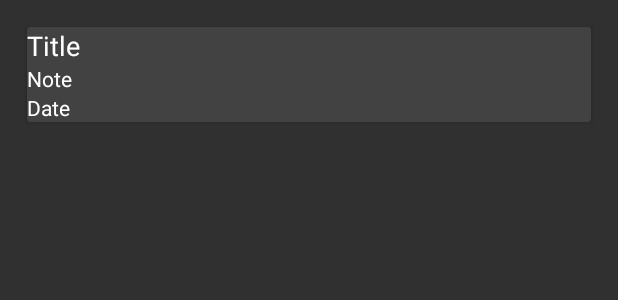
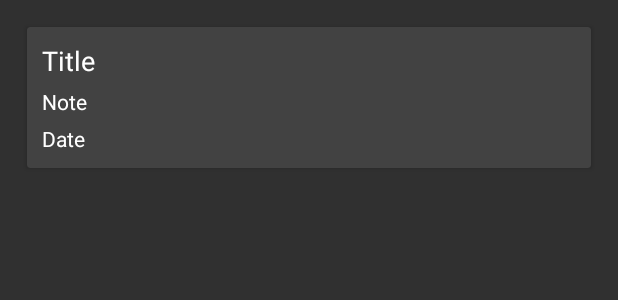
Before and after one commit to SahejChandok/CSI5175_SimpleNotes, an Android app: the layout activity_list.xml on its own in the app's theme, with its tools: preview values and no code run, on a phone screen of 412 x 824 dp. Shown: the top 300 px of the screen. Run offline under Robolectric (Android 15) with nearby library versions, the phone set to English and light mode, and no system bars.

Commit message:
fixes formatting for notes on list activity

```diff
--- a/app/src/main/java/com/example/notesapp/CreateNoteActivity.kt
+++ b/app/src/main/java/com/example/notesapp/CreateNoteActivity.kt
@@ -102,7 +102,9 @@ class CreateNoteActivity : AppCompatActivity() {
                 noteImages =
                     appDatabase.noteImageDao().getAllForNote(it) as ArrayList<NoteImage>
                 binding.createNoteTitle.setText(old_note!!.title)
-                binding.createNoteBody.setText(old_note!!.note)
+                binding.createNoteBody.setText(
+                    SpannableString(Html.fromHtml(old_note!!.note,
+                        Html.FROM_HTML_MODE_LEGACY)))
                 isUpdate = true
             }
         } catch (e: Exception) {
--- a/app/src/main/java/com/example/notesapp/adapter/NotesAdapter.kt
+++ b/app/src/main/java/com/example/notesapp/adapter/NotesAdapter.kt
@@ -1,6 +1,9 @@
 package com.example.notesapp.adapter
 
 import android.content.Context
+import android.text.Html
+import android.text.SpannableString
+import android.text.SpannableStringBuilder
 import android.view.LayoutInflater
 import android.view.View
 import android.view.ViewGroup
@@ -46,7 +49,8 @@ class NotesAdapter(private val context: Context, val listener: NotesClickListene
         val currentNote= NotesList[position]
         holder.title.text= currentNote.title
         holder.title.isSelected= true
-        holder.nnote.text= currentNote.note
+        holder.nnote.text= SpannableString(Html.fromHtml(currentNote.note,
+        Html.FROM_HTML_MODE_LEGACY))
         holder.date.text= currentNote.date
         holder.date.isSelected = true
         holder.notes_layout.setCardBackgroundColor(holder.itemView.resources.getColor(randomColor(), null))
--- a/app/src/main/res/layout/activity_list.xml
+++ b/app/src/main/res/layout/activity_list.xml
@@ -12,10 +12,9 @@
     <LinearLayout
         android:layout_width="match_parent"
         android:layout_height="wrap_content"
-        android:orientation="vertical">
-        <RelativeLayout
-            android:layout_width="match_parent"
-            android:layout_height="wrap_content">
+        android:orientation="vertical"
+        android:padding="10dp">
+
             <TextView
                 android:id="@+id/n_title"
                 android:layout_width="match_parent"
@@ -23,14 +22,15 @@
                 android:layout_alignParentStart="true"
                 android:text="Title"
                 android:textColor="@color/ColorWhite"
+                android:layout_marginBottom="5dp"
                 android:textSize="18dp"/>
-        </RelativeLayout>
             <TextView
                 android:id="@+id/n_note"
                 android:layout_width="match_parent"
                 android:layout_height="wrap_content"
                 android:layout_alignParentStart="true"
                 android:text="Note"
+                android:layout_marginBottom="5dp"
                 android:textColor="@color/ColorWhite"
                 android:textSize="14sp"/>
             <TextView
@@ -41,6 +41,8 @@
                 android:text="Date"
                 android:textColor="@color/ColorWhite"
                 android:textSize="14sp"/>
+
+
     </LinearLayout>
 
 
```
Lines whose indentation alone changed are shown as unchanged.
